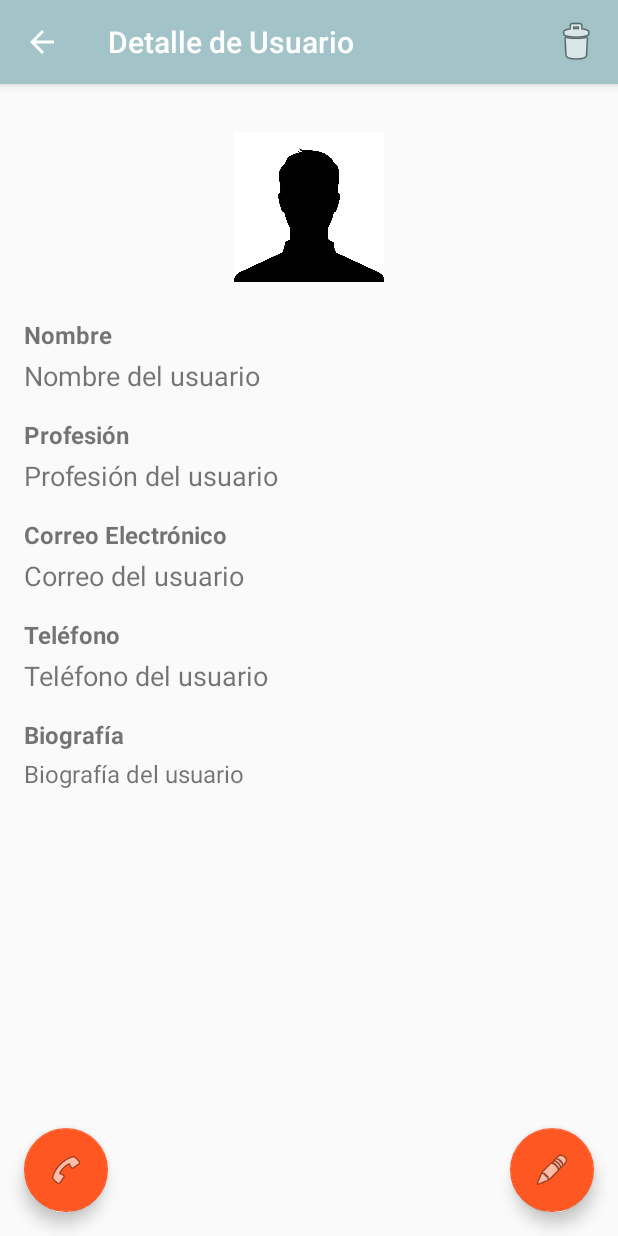
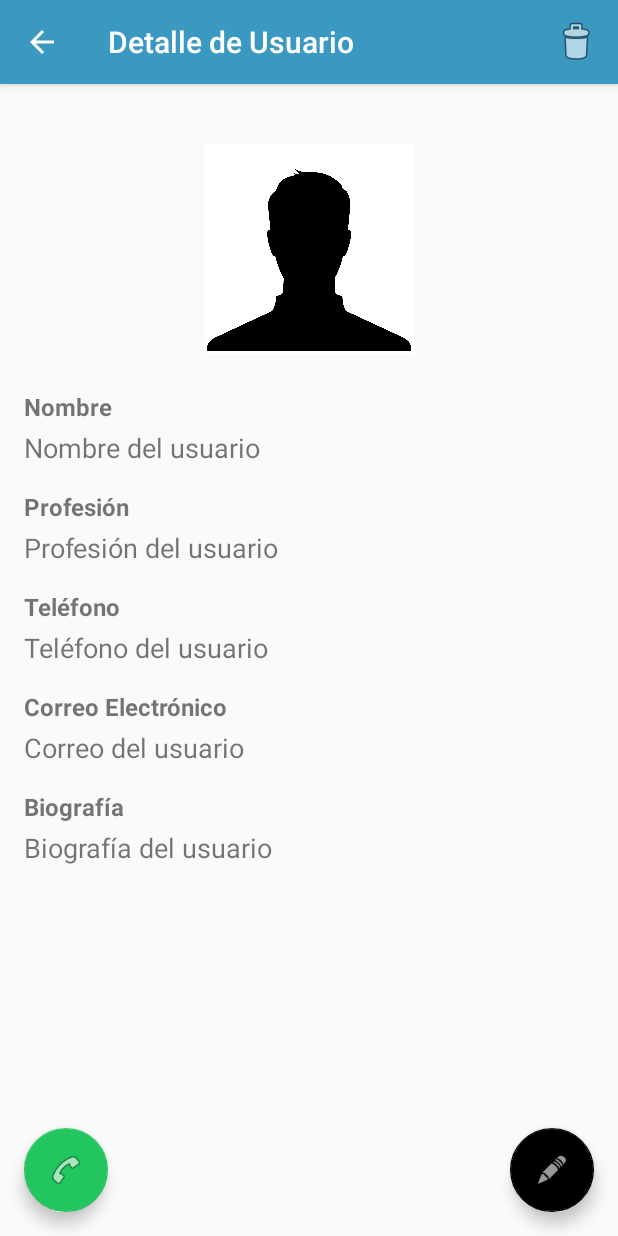
Before and after one commit to Duilio247/seminario05, an Android app: the UserDetailActivity screen opened directly, with no data from a screen before it, on a phone screen of 412 x 824 dp. Run offline under Robolectric (Android 15) with nearby library versions, the phone set to English and light mode, and no system bars.

Commit message:
agregando estilos

```diff
--- a/PARTE 02/PYAprendizaje2/app/src/main/res/layout/activity_user_detail.xml
+++ b/PARTE 02/PYAprendizaje2/app/src/main/res/layout/activity_user_detail.xml
@@ -32,12 +32,14 @@
 
             <ImageView
                 android:id="@+id/detail_avatar"
-                android:layout_width="100dp"
-                android:layout_height="100dp"
+                android:layout_width="140dp"
+                android:layout_height="140dp"
                 android:layout_gravity="center_horizontal"
-                android:layout_marginTop="16dp"
+                android:layout_marginTop="24dp"
                 android:layout_marginBottom="24dp"
                 android:scaleType="centerCrop"
+                android:background="@color/design_default_color_background"
+                android:padding="2dp"
                 android:src="@drawable/default_avatar" />
 
             <TextView
@@ -75,6 +77,22 @@
             <TextView
                 android:layout_width="match_parent"
                 android:layout_height="wrap_content"
+                android:text="Teléfono"
+                android:textSize="16sp"
+                android:textStyle="bold" />
+
+            <TextView
+                android:id="@+id/detail_phone"
+                android:layout_width="match_parent"
+                android:layout_height="wrap_content"
+                android:layout_marginTop="4dp"
+                android:layout_marginBottom="16dp"
+                android:text="Teléfono del usuario"
+                android:textSize="18sp" />
+
+            <TextView
+                android:layout_width="match_parent"
+                android:layout_height="wrap_content"
                 android:text="Correo Electrónico"
                 android:textSize="16sp"
                 android:textStyle="bold" />
@@ -91,22 +109,6 @@
             <TextView
                 android:layout_width="match_parent"
                 android:layout_height="wrap_content"
-                android:text="Teléfono"
-                android:textSize="16sp"
-                android:textStyle="bold" />
-
-            <TextView
-                android:id="@+id/detail_phone"
-                android:layout_width="match_parent"
-                android:layout_height="wrap_content"
-                android:layout_marginTop="4dp"
-                android:layout_marginBottom="16dp"
-                android:text="Teléfono del usuario"
-                android:textSize="18sp" />
-
-            <TextView
-                android:layout_width="match_parent"
-                android:layout_height="wrap_content"
                 android:text="Biografía"
                 android:textSize="16sp"
                 android:textStyle="bold" />
@@ -117,7 +119,7 @@
                 android:layout_height="wrap_content"
                 android:layout_marginTop="4dp"
                 android:text="Biografía del usuario"
-                android:textSize="16sp" />
+                android:textSize="18sp" />
 
         </LinearLayout>
     </ScrollView>
@@ -128,7 +130,7 @@
         android:layout_height="wrap_content"
         android:layout_gravity="bottom|end"
         android:layout_margin="16dp"
-        app:backgroundTint="#FF5722"
+        app:backgroundTint="#000000"
         app:srcCompat="@android:drawable/ic_menu_edit" />
 
     <com.google.android.material.floatingactionbutton.FloatingActionButton
@@ -137,7 +139,7 @@
         android:layout_height="wrap_content"
         android:layout_gravity="bottom|start"
         android:layout_margin="16dp"
-        app:backgroundTint="#FF5722"
+        app:backgroundTint="#22C55E"
         app:srcCompat="@android:drawable/ic_menu_call" />
 
 </androidx.coordinatorlayout.widget.CoordinatorLayout>
--- a/PARTE 02/PYAprendizaje2/app/src/main/res/layout/activity_users.xml
+++ b/PARTE 02/PYAprendizaje2/app/src/main/res/layout/activity_users.xml
@@ -34,6 +34,6 @@
         android:layout_gravity="bottom|end"
         android:layout_margin="16dp"
         app:backgroundTint="#FF9800"
-        app:srcCompat="@drawable/addi" />
+        app:srcCompat="@drawable/addicon" />
 
 </androidx.coordinatorlayout.widget.CoordinatorLayout>
--- a/PARTE 02/PYAprendizaje2/app/src/main/res/values/colors.xml
+++ b/PARTE 02/PYAprendizaje2/app/src/main/res/values/colors.xml
@@ -12,5 +12,5 @@
     <color name="teal_700">#018786</color> <!-- Darker teal -->
     <color name="black">#000000</color> <!-- Black color -->
 
-    <color name="hex">#a2c4c9</color>
+    <color name="hex">#3B98C1</color>
 </resources>
```
Also changed, not shown: PARTE 02/PYAprendizaje2/app/src/main/res/drawable/rounded_button.xml (added, +14 -0 lines), PARTE 02/PYAprendizaje2/app/src/main/res/layout/activity_add_edit_user.xml (+7 -8 lines), PARTE 02/PYAprendizaje2/app/src/main/res/drawable/addicon.png (renamed from PARTE 02/PYAprendizaje2/app/src/main/res/drawable/addi.png).
